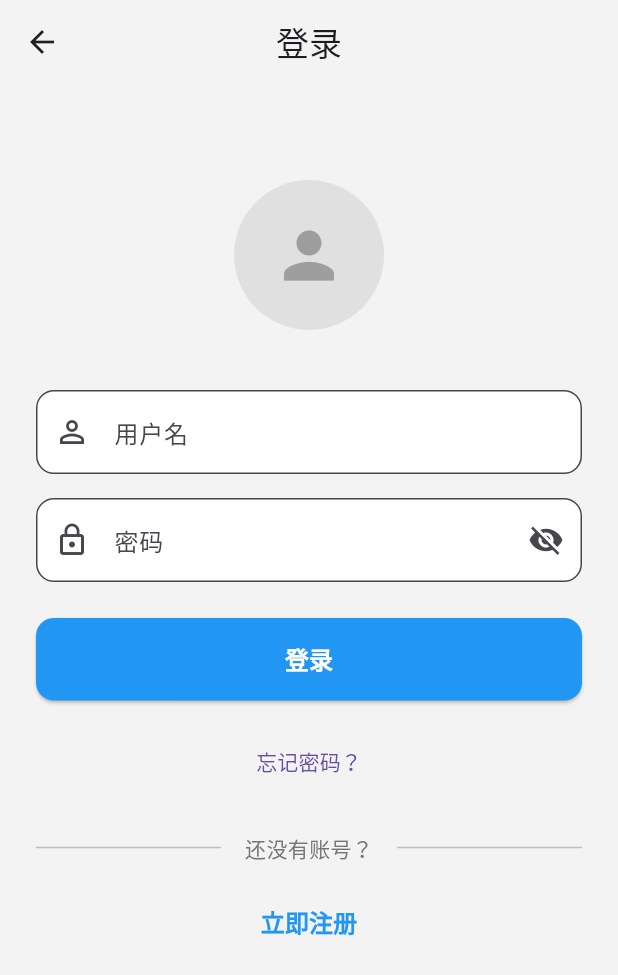
After one commit to AimMetal-jy/AuraLab, a Flutter app: the screen it shows after launch, in the side drawer, after a tap on the "person" icon, on a phone screen of 412 x 824 dp. The commit adds this screen. Shown: the top 975 px of the screen. Run offline on Flutter 3.47's test engine with Material 3 defaults, Android fonts, the phone set to English and light mode, and no system bars; our stand-ins replace flutter_markdown; accounts and stored records are empty.

Commit message:
feat(用户系统): 实现用户登录注册功能
- 添加用户模型类(User)用于数据封装
- 创建用户服务(UserService)管理登录状态
- 实现API服务(ApiService)与后端交互
- 开发登录注册页面(UserPage)包含表单验证
- 添加集成文档说明登录注册系统使用方式

```diff
--- /dev/null
+++ b/lib/models/user_model.dart
@@ -0,0 +1,40 @@
+class User {
+  final int id;
+  final String username;
+  final DateTime createdAt;
+  final DateTime updatedAt;
+  final bool isActive;
+
+  User({
+    required this.id,
+    required this.username,
+    required this.createdAt,
+    required this.updatedAt,
+    required this.isActive,
+  });
+
+  factory User.fromJson(Map<String, dynamic> json) {
+    return User(
+      id: json['id'] as int,
+      username: json['username'] as String,
+      createdAt: DateTime.parse(json['created_at'] as String),
+      updatedAt: DateTime.parse(json['updated_at'] as String),
+      isActive: json['is_active'] as bool,
+    );
+  }
+
+  Map<String, dynamic> toJson() {
+    return {
+      'id': id,
+      'username': username,
+      'created_at': createdAt.toIso8601String(),
+      'updated_at': updatedAt.toIso8601String(),
+      'is_active': isActive,
+    };
+  }
+
+  @override
+  String toString() {
+    return 'User{id: $id, username: $username, isActive: $isActive}';
+  }
+}
--- a/lib/routes/app_routes.dart
+++ b/lib/routes/app_routes.dart
@@ -5,6 +5,7 @@ import 'package:auralab/screens/settings/settings.dart';
 import 'package:auralab/screens/translate/translate.dart';
 import 'package:auralab/screens/vocabulary/vocabulary.dart';
 import 'package:auralab/screens/search/search_page.dart';
+import 'package:auralab/screens/user/user.dart';
 
 /// 应用路由管理类
 /// 定义所有页面的路由常量和路由生成器
@@ -20,6 +21,7 @@ class AppRoutes {
   static const String vocabulary = '/vocabulary'; // 词汇学习页面路由
   static const String settings = '/settings';   // 设置页面路由
   static const String search = '/search';       // 搜索页面路由
+  static const String user = '/user';           // 用户管理页面路由
   /// 应用初始路由
   /// 定义应用启动时显示的第一个页面
   static const String initialRoute = documents;
@@ -34,6 +36,7 @@ class AppRoutes {
     vocabulary: (context) => const VocabularyPage(),
     settings: (context) => const Settings(),
     search: (context) => const SearchPage(),
+    user: (context) => const UserPage(),
   };
 
   /// 未知路由处理器
--- a/lib/screens/drawer/drawer.dart
+++ b/lib/screens/drawer/drawer.dart
@@ -1,6 +1,7 @@
 import 'package:flutter/material.dart';
 import 'package:auralab/routes/app_routes.dart';
 import '../../util/buttons/menu_button.dart';
+import '../../services/user_service.dart';
 
 class DrawerMenu extends StatelessWidget {
   final String userName;
@@ -15,14 +16,38 @@ class DrawerMenu extends StatelessWidget {
         children: [
           const SizedBox(height: 24),
           // 头像
-          const CircleAvatar(
-            radius: 32,
-            backgroundColor: Colors.grey,
+          GestureDetector(
+            onTap: () {
+              Navigator.pushNamed(
+                context,
+                AppRoutes.user,
+              );
+            },
+            child: const CircleAvatar(
+              radius: 32,
+              backgroundColor: Colors.grey,
+              child: Icon(
+                Icons.person,
+                size: 32,
+                color: Colors.white,
+              ),
+            ),
           ),
           const SizedBox(height: 8),
-          Text(
-            userName,
-            style: const TextStyle(fontSize: 14, color: Colors.black87),
+          ListenableBuilder(
+            listenable: UserService(),
+            builder: (context, child) {
+              final userService = UserService();
+              return Text(
+                userService.isLoggedIn
+                    ? userService.username ?? '未知用户'
+                    : '点击登录',
+                style: TextStyle(
+                  fontSize: 14,
+                  color: userService.isLoggedIn ? Colors.black87 : Colors.grey[600],
+                ),
+              );
+            },
           ),
           const SizedBox(height: 32),
           // 四个按钮
@@ -134,6 +159,63 @@ class DrawerMenu extends StatelessWidget {
             ),
           ),
 
+          // 登出按钮（仅在已登录时显示）
+          ListenableBuilder(
+            listenable: UserService(),
+            builder: (context, child) {
+              final userService = UserService();
+              if (!userService.isLoggedIn) {
+                return const SizedBox.shrink();
+              }
+              return Padding(
+                padding: const EdgeInsets.only(left: 32, bottom: 8),
+                child: Align(
+                  alignment: Alignment.bottomLeft,
+                  child: TextButton.icon(
+                    onPressed: () {
+                      // 显示确认对话框
+                      showDialog(
+                        context: context,
+                        builder: (BuildContext context) {
+                          return AlertDialog(
+                            title: const Text('确认登出'),
+                            content: const Text('您确定要退出登录吗？'),
+                            actions: [
+                              TextButton(
+                                onPressed: () {
+                                  Navigator.of(context).pop();
+                                },
+                                child: const Text('取消'),
+                              ),
+                              TextButton(
+                                onPressed: () {
+                                  UserService().clearUser();
+                                  Navigator.of(context).pop();
+                                  ScaffoldMessenger.of(context).showSnackBar(
+                                    const SnackBar(
+                                      content: Text('已退出登录'),
+                                      backgroundColor: Colors.orange,
+                                    ),
+                                  );
+                                },
+                                child: const Text('确认'),
+                              ),
+                            ],
+                          );
+                        },
+                      );
+                    },
+                    icon: const Icon(Icons.logout, color: Colors.red),
+                    label: const Text(
+                      '退出登录',
+                      style: TextStyle(color: Colors.red),
+                    ),
+                  ),
+                ),
+              );
+            },
+          ),
+
           // 设置按钮
           Padding(
             padding: const EdgeInsets.only(left: 32, bottom: 24),
--- /dev/null
+++ b/lib/screens/user/user.dart
@@ -0,0 +1,345 @@
+import 'package:flutter/material.dart';
+import '../../services/api_service.dart';
+import '../../services/user_service.dart';
+import '../../models/user_model.dart';
+
+class UserPage extends StatefulWidget {
+  const UserPage({super.key});
+
+  @override
+  State<UserPage> createState() => _UserPageState();
+}
+
+class _UserPageState extends State<UserPage> {
+  bool _isLogin = true; // true为登录模式，false为注册模式
+  final _formKey = GlobalKey<FormState>();
+  final _usernameController = TextEditingController();
+  final _passwordController = TextEditingController();
+  bool _obscurePassword = true;
+  bool _isLoading = false; // 加载状态
+
+  @override
+  void dispose() {
+    _usernameController.dispose();
+    _passwordController.dispose();
+    super.dispose();
+  }
+
+  void _toggleMode() {
+    setState(() {
+      _isLogin = !_isLogin;
+      // 清空表单
+      _formKey.currentState?.reset();
+      _usernameController.clear();
+      _passwordController.clear();
+    });
+  }
+
+  void _submitForm() {
+    if (_formKey.currentState!.validate()) {
+      if (_isLogin) {
+        _login();
+      } else {
+        _register();
+      }
+    }
+  }
+
+  Future<void> _login() async {
+    setState(() {
+      _isLoading = true;
+    });
+
+    try {
+      final result = await ApiService.login(
+        _usernameController.text.trim(),
+        _passwordController.text,
+      );
+
+      if (result['success']) {
+         // 登录成功，保存用户信息
+         if (result['user'] != null) {
+           final user = User.fromJson(result['user']);
+           UserService().setUser(user);
+         }
+
+         if (mounted) {
+           ScaffoldMessenger.of(context).showSnackBar(
+             SnackBar(
+               content: Text(result['message']),
+               backgroundColor: Colors.green,
+             ),
+           );
+
+           // 返回到主页面
+           Navigator.pop(context);
+         }
+       } else {
+        // 登录失败
+        if (mounted) {
+          ScaffoldMessenger.of(context).showSnackBar(
+            SnackBar(
+              content: Text(result['message']),
+              backgroundColor: Colors.red,
+            ),
+          );
+        }
+      }
+    } catch (e) {
+      if (mounted) {
+        ScaffoldMessenger.of(context).showSnackBar(
+          const SnackBar(
+            content: Text('登录过程中发生错误，请稍后重试'),
+            backgroundColor: Colors.red,
+          ),
+        );
+      }
+    } finally {
+      if (mounted) {
+        setState(() {
+          _isLoading = false;
+        });
+      }
+    }
+  }
+
+  Future<void> _register() async {
+    setState(() {
+      _isLoading = true;
+    });
+
+    try {
+      final result = await ApiService.register(
+        _usernameController.text.trim(),
+        _passwordController.text,
+      );
+
+      if (result['success']) {
+        // 注册成功
+        if (mounted) {
+          ScaffoldMessenger.of(context).showSnackBar(
+            SnackBar(
+              content: Text(result['message']),
+              backgroundColor: Colors.green,
+            ),
+          );
+
+          // 注册成功后自动切换到登录模式
+          setState(() {
+            _isLogin = true;
+            _formKey.currentState?.reset();
+            _passwordController.clear();
+          });
+        }
+      } else {
+        // 注册失败
+        if (mounted) {
+          ScaffoldMessenger.of(context).showSnackBar(
+            SnackBar(
+              content: Text(result['message']),
+              backgroundColor: Colors.red,
+            ),
+          );
+        }
+      }
+    } catch (e) {
+      if (mounted) {
+        ScaffoldMessenger.of(context).showSnackBar(
+          const SnackBar(
+            content: Text('注册过程中发生错误，请稍后重试'),
+            backgroundColor: Colors.red,
+          ),
+        );
+      }
+    } finally {
+      if (mounted) {
+        setState(() {
+          _isLoading = false;
+        });
+      }
+    }
+  }
+
+  @override
+  Widget build(BuildContext context) {
+    return Scaffold(
+      backgroundColor: const Color(0xFFF3F3F3),
+      appBar: AppBar(
+        title: Text(_isLogin ? '登录' : '注册'),
+        backgroundColor: const Color(0xFFF3F3F3),
+        elevation: 0,
+        leading: IconButton(
+          icon: const Icon(Icons.arrow_back, color: Colors.black87),
+          onPressed: () => Navigator.pop(context),
+        ),
+      ),
+      body: SingleChildScrollView(
+        padding: const EdgeInsets.all(24.0),
+        child: Form(
+          key: _formKey,
+          child: Column(
+            crossAxisAlignment: CrossAxisAlignment.stretch,
+            children: [
+              const SizedBox(height: 40),
+
+              // 头像或Logo
+              Center(
+                child: Container(
+                  width: 100,
+                  height: 100,
+                  decoration: BoxDecoration(
+                    color: Colors.grey[300],
+                    shape: BoxShape.circle,
+                  ),
+                  child: const Icon(
+                    Icons.person,
+                    size: 50,
+                    color: Colors.grey,
+                  ),
+                ),
+              ),
+
+              const SizedBox(height: 40),
+
+              // 用户名输入框
+              TextFormField(
+                controller: _usernameController,
+                decoration: InputDecoration(
+                  labelText: '用户名',
+                  prefixIcon: const Icon(Icons.person_outline),
+                  border: OutlineInputBorder(
+                    borderRadius: BorderRadius.circular(12),
+                  ),
+                  filled: true,
+                  fillColor: Colors.white,
+                ),
+                validator: (value) {
+                  if (value == null || value.isEmpty) {
+                    return '请输入用户名';
+                  }
+                  if (value.length < 3) {
+                    return '用户名至少需要3个字符';
+                  }
+                  return null;
+                },
+              ),
+
+              const SizedBox(height: 16),
+
+              // 密码输入框
+              TextFormField(
+                controller: _passwordController,
+                obscureText: _obscurePassword,
+                decoration: InputDecoration(
+                  labelText: '密码',
+                  prefixIcon: const Icon(Icons.lock_outline),
+                  suffixIcon: IconButton(
+                    icon: Icon(
+                      _obscurePassword ? Icons.visibility_off : Icons.visibility,
+                    ),
+                    onPressed: () {
+                      setState(() {
+                        _obscurePassword = !_obscurePassword;
+                      });
+                    },
+                  ),
+                  border: OutlineInputBorder(
+                    borderRadius: BorderRadius.circular(12),
+                  ),
+                  filled: true,
+                  fillColor: Colors.white,
+                ),
+                validator: (value) {
+                  if (value == null || value.isEmpty) {
+                    return '请输入密码';
+                  }
+                  if (value.length < 6) {
+                    return '密码至少需要6个字符';
+                  }
+                  return null;
+                },
+              ),
+
+              const SizedBox(height: 24),
+
+              // 登录/注册按钮
+              ElevatedButton(
+                onPressed: _isLoading ? null : _submitForm,
+                style: ElevatedButton.styleFrom(
+                  backgroundColor: Colors.blue,
+                  foregroundColor: Colors.white,
+                  padding: const EdgeInsets.symmetric(vertical: 16),
+                  shape: RoundedRectangleBorder(
+                    borderRadius: BorderRadius.circular(12),
+                  ),
+                ),
+                child: _isLoading
+                    ? const SizedBox(
+                        height: 20,
+                        width: 20,
+                        child: CircularProgressIndicator(
+                          strokeWidth: 2,
+                          valueColor: AlwaysStoppedAnimation<Color>(Colors.white),
+                        ),
+                      )
+                    : Text(
+                        _isLogin ? '登录' : '注册',
+                        style: const TextStyle(fontSize: 16, fontWeight: FontWeight.bold),
+                      ),
+              ),
+
+              const SizedBox(height: 16),
+
+              // 忘记密码（仅登录时显示）
+              if (_isLogin)
+                TextButton(
+                  onPressed: () {
+                    // TODO: 实现忘记密码功能
+                    ScaffoldMessenger.of(context).showSnackBar(
+                      const SnackBar(
+                        content: Text('忘记密码功能待实现'),
+                        backgroundColor: Colors.orange,
+                      ),
+                    );
+                  },
+                  child: const Text('忘记密码？'),
+                ),
+
+              const SizedBox(height: 24),
+
+              // 分割线
+              Row(
+                children: [
+                  Expanded(child: Divider(color: Colors.grey[400])),
+                  Padding(
+                    padding: const EdgeInsets.symmetric(horizontal: 16),
+                    child: Text(
+                      _isLogin ? '还没有账号？' : '已有账号？',
+                      style: TextStyle(color: Colors.grey[600]),
+                    ),
+                  ),
+                  Expanded(child: Divider(color: Colors.grey[400])),
+                ],
+              ),
+
+              const SizedBox(height: 16),
+
+              // 切换登录/注册模式按钮
+              TextButton(
+                onPressed: _toggleMode,
+                child: Text(
+                  _isLogin ? '立即注册' : '返回登录',
+                  style: const TextStyle(
+                    fontSize: 16,
+                    fontWeight: FontWeight.bold,
+                    color: Colors.blue,
+                  ),
+                ),
+              ),
+            ],
+          ),
+        ),
+      ),
+    );
+  }
+}
--- /dev/null
+++ b/lib/services/user_service.dart
@@ -0,0 +1,67 @@
+import 'package:flutter/foundation.dart';
+import '../models/user_model.dart';
+
+class UserService extends ChangeNotifier {
+  static final UserService _instance = UserService._internal();
+  factory UserService() => _instance;
+  UserService._internal();
+
+  User? _currentUser;
+  bool _isLoggedIn = false;
+
+  // Getter
+  User? get currentUser => _currentUser;
+  bool get isLoggedIn => _isLoggedIn;
+  String? get username => _currentUser?.username;
+
+  // 设置当前用户
+  void setUser(User user) {
+    _currentUser = user;
+    _isLoggedIn = true;
+    notifyListeners();
+
+    // 这里可以添加保存到本地存储的逻辑
+    _saveUserToLocal(user);
+  }
+
+  // 清除用户信息（登出）
+  void clearUser() {
+    _currentUser = null;
+    _isLoggedIn = false;
+    notifyListeners();
+
+    // 这里可以添加清除本地存储的逻辑
+    _clearUserFromLocal();
+  }
+
+  // 检查登录状态
+  bool checkLoginStatus() {
+    // 这里可以添加从本地存储读取用户信息的逻辑
+    return _isLoggedIn;
+  }
+
+  // 保存用户信息到本地存储（占位符）
+  void _saveUserToLocal(User user) {
+    // TODO: 实现本地存储逻辑
+    // 可以使用 shared_preferences 或其他本地存储方案
+    if (kDebugMode) {
+      print('保存用户信息到本地: ${user.username}');
+    }
+  }
+
+  // 从本地存储清除用户信息（占位符）
+  void _clearUserFromLocal() {
+    // TODO: 实现清除本地存储逻辑
+    if (kDebugMode) {
+      print('清除本地用户信息');
+    }
+  }
+
+  // 从本地存储加载用户信息（占位符）
+  Future<void> loadUserFromLocal() async {
+    // TODO: 实现从本地存储加载用户信息的逻辑
+    if (kDebugMode) {
+      print('从本地存储加载用户信息');
+    }
+  }
+}
--- a/pubspec.yaml
+++ b/pubspec.yaml
@@ -36,6 +36,7 @@ dependencies:
   # Use with the CupertinoIcons class for iOS style icons.
   cupertino_icons: ^1.0.8
   flutter_markdown: ^0.6.18
+  http: ^1.1.0
 
 dev_dependencies:
   flutter_test:
```
Also changed, not shown: lib/services/api_service.dart (added, +117 -0 lines), pubspec.lock, 2 other files.
